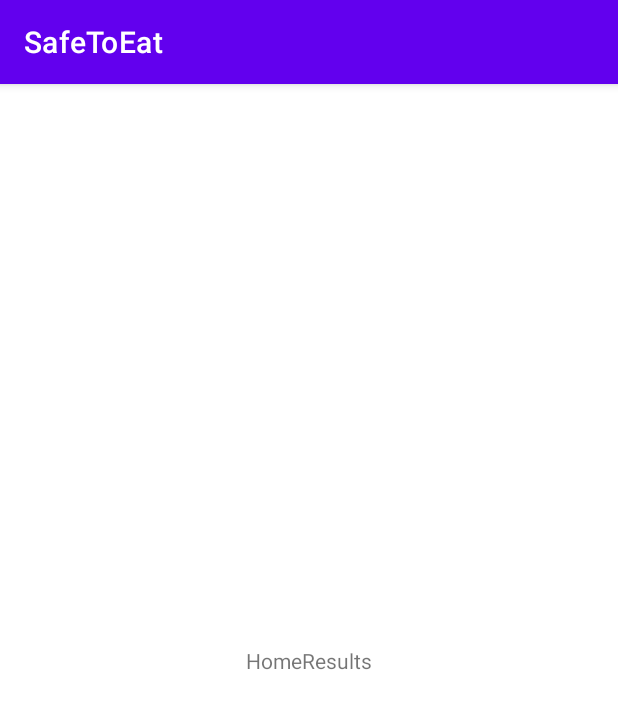
After one commit to amartyadav/safeetoeatuk, an Android app: the HomeResults screen opened directly, with no data from a screen before it, on a phone screen of 412 x 824 dp. The commit adds this screen. Shown: the top 709 px of the screen. Run offline under Robolectric (Android 15) with nearby library versions, the phone set to English and light mode, and no system bars.

Commit message:
CardViews in HomeFragment are clickable and launch a new activity.

```diff
--- a/app/src/main/AndroidManifest.xml
+++ b/app/src/main/AndroidManifest.xml
@@ -1,6 +1,8 @@
 <?xml version="1.0" encoding="utf-8"?>
 <manifest xmlns:android="http://schemas.android.com/apk/res/android"
     package="com.example.safetoeat">
+
+    <uses-permission android:name="android.permission.ACCESS_COARSE_LOCATION" />
 
     <application
         android:allowBackup="true"
@@ -9,6 +11,7 @@
         android:roundIcon="@mipmap/ic_launcher_round"
         android:supportsRtl="true"
         android:theme="@style/Theme.SafeToEat">
+        <activity android:name=".HomeResults"></activity>
         <activity android:name=".WelcomeAndAuthentication">
             <intent-filter>
                 <action android:name="android.intent.action.MAIN" />
--- /dev/null
+++ b/app/src/main/java/com/example/safetoeat/HomeResults.java
@@ -0,0 +1,14 @@
+package com.example.safetoeat;
+
+import androidx.appcompat.app.AppCompatActivity;
+
+import android.os.Bundle;
+
+public class HomeResults extends AppCompatActivity {
+
+    @Override
+    protected void onCreate(Bundle savedInstanceState) {
+        super.onCreate(savedInstanceState);
+        setContentView(R.layout.activity_home_results);
+    }
+}
--- /dev/null
+++ b/app/src/main/res/layout/activity_home_results.xml
@@ -0,0 +1,18 @@
+<?xml version="1.0" encoding="utf-8"?>
+<androidx.constraintlayout.widget.ConstraintLayout xmlns:android="http://schemas.android.com/apk/res/android"
+    xmlns:app="http://schemas.android.com/apk/res-auto"
+    xmlns:tools="http://schemas.android.com/tools"
+    android:layout_width="match_parent"
+    android:layout_height="match_parent"
+    tools:context=".HomeResults">
+
+    <TextView
+        android:id="@+id/textView2"
+        android:layout_width="wrap_content"
+        android:layout_height="wrap_content"
+        android:text="HomeResults"
+        app:layout_constraintBottom_toBottomOf="parent"
+        app:layout_constraintEnd_toEndOf="parent"
+        app:layout_constraintStart_toStartOf="parent"
+        app:layout_constraintTop_toTopOf="parent" />
+</androidx.constraintlayout.widget.ConstraintLayout>
```
Also changed, not shown: app/src/main/java/com/example/safetoeat/HomeFragment.java (+25 -1 lines).
